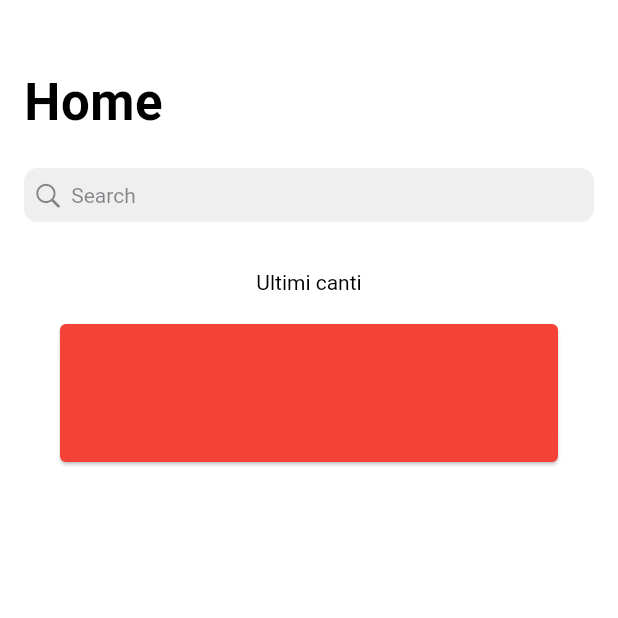
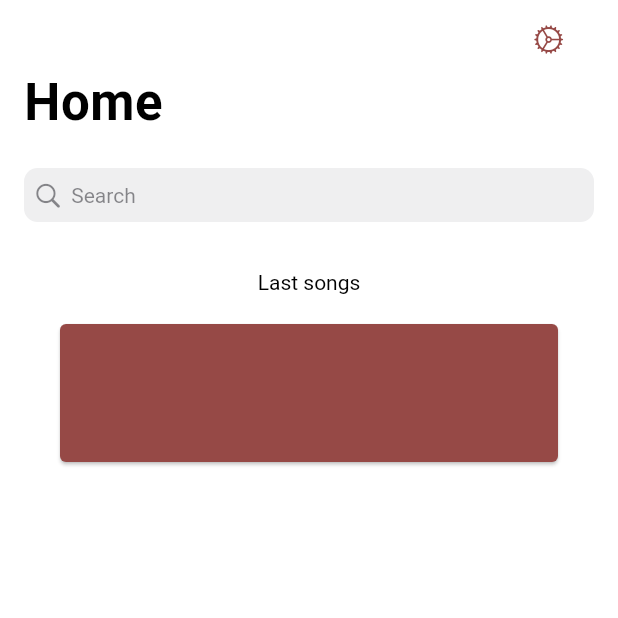
Before and after one commit to fbarsotti/risuscito, a Flutter app: the screen it shows after launch, on a phone screen of 412 x 824 dp, the top half of it. Run offline on Flutter 3.47's test engine with Material 2 defaults, Android fonts, the phone set to English and light mode, and no system bars; our stand-ins replace bloc, connectivity, device_info_plus, dio, firebase_core, flutter_bloc and 5 more; missing offline and left inert: f_logs, flutter_email_sender; accounts and stored records are empty.

Commit message:
feat(darktheme, language): added dark theme and dynamic language

```diff
--- a/lib/core/core_container.dart
+++ b/lib/core/core_container.dart
@@ -7,24 +7,24 @@ import 'package:risuscito/core/data/remote/rs_dio_client.dart';
 
 import 'infrastructure/network_info.dart';
 
-final sl = GetIt.instance;
+final rs = GetIt.instance;
 
 class CoreContainer {
   static Future<void> init() async {
     // wait for all modules
 
-    sl.registerLazySingleton<Connectivity>(
+    rs.registerLazySingleton<Connectivity>(
       () => Connectivity(),
     );
 
-    sl.registerLazySingleton<NetworkInfo>(
-      () => NetworkInfoImpl(connectivity: sl()),
+    rs.registerLazySingleton<NetworkInfo>(
+      () => NetworkInfoImpl(connectivity: rs()),
     );
 
     final sharedPreferences = await SharedPreferences.getInstance();
-    sl.registerLazySingleton(() => sharedPreferences);
+    rs.registerLazySingleton(() => sharedPreferences);
 
-    sl.registerLazySingleton<Dio>(RSDioClient.createDio);
+    rs.registerLazySingleton<Dio>(RSDioClient.createDio);
   }
 
   static List<BlocProvider> getBlocProviders() {
--- a/lib/core/infrastructure/localization/languages.dart
+++ b/lib/core/infrastructure/localization/languages.dart
@@ -1,8 +1,9 @@
 enum Language { it, en }
 
-class SLLanguage {
+class RSLanguage {
+  final String code;
   final String? name;
   final Language language;
 
-  SLLanguage(this.name, this.language);
+  RSLanguage(this.code, this.name, this.language);
 }
--- a/lib/core/infrastructure/report/report_manager.dart
+++ b/lib/core/infrastructure/report/report_manager.dart
@@ -3,7 +3,7 @@ import 'package:f_logs/model/flog/flog.dart';
 import 'package:flutter/material.dart';
 import 'package:flutter_email_sender/flutter_email_sender.dart';
 import 'package:path_provider/path_provider.dart';
-import '../../utils/sl_utils.dart';
+import '../../utils/rs_utils.dart';
 import '../error/types/failures.dart';
 import '../rs_preferences.dart';
 
--- a/lib/core/presentation/customization/rs_colors.dart
+++ b/lib/core/presentation/customization/rs_colors.dart
@@ -7,7 +7,7 @@ import 'package:flutter/material.dart';
 class RSColors {
   RSColors._();
 
-  static Color get primary => const Color(0xff5EA034);
+  static Color get primary => const Color(0xff964946); //0xff964946
   static Color get extraLightText => const Color(0xffD8D8D8);
   static Color get lightText => const Color(0xffACACAC);
   static Color get facebookColor => const Color(0xff3A569B);
--- /dev/null
+++ b/lib/core/presentation/customization/theme/rs_theme.dart
@@ -0,0 +1,20 @@
+import 'package:get_it/get_it.dart';
+import 'package:shared_preferences/shared_preferences.dart';
+
+import '../../../core_container.dart';
+
+final sl = GetIt.instance;
+
+class DarkThemePreference {
+  static const THEME_STATUS = "THEMESTATUS";
+
+  setDarkTheme(bool value) async {
+    SharedPreferences prefs = rs();
+    prefs.setBool(THEME_STATUS, value);
+  }
+
+  Future<bool> getTheme() async {
+    SharedPreferences prefs = rs();
+    return prefs.getBool(THEME_STATUS) ?? false;
+  }
+}
--- /dev/null
+++ b/lib/core/presentation/customization/theme/rs_theme_provider.dart
@@ -0,0 +1,15 @@
+import 'package:flutter/cupertino.dart';
+import 'package:risuscito/core/presentation/customization/theme/rs_theme.dart';
+
+class DarkThemeProvider with ChangeNotifier {
+  DarkThemePreference darkThemePreference = DarkThemePreference();
+  bool _darkTheme = false;
+
+  bool get darkTheme => _darkTheme;
+
+  set darkTheme(bool value) {
+    _darkTheme = value;
+    darkThemePreference.setDarkTheme(value);
+    notifyListeners();
+  }
+}
--- a/lib/core/rs_app.dart
+++ b/lib/core/rs_app.dart
@@ -4,12 +4,16 @@ import 'package:flutter/material.dart';
 import 'package:flutter/services.dart';
 import 'package:flutter_bloc/flutter_bloc.dart';
 import 'package:flutter_localizations/flutter_localizations.dart';
+import 'package:provider/provider.dart';
+import 'package:risuscito/core/presentation/customization/theme/rs_theme_provider.dart';
+import '../feature/home/home_page.dart';
 import 'core_container.dart';
+import 'data/remote/rs_dio_client.dart';
 import 'infrastructure/localization/app_localizations.dart';
 import 'infrastructure/localization/bloc/language_bloc.dart';
 import 'presentation/customization/rs_colors.dart';
 
-class RSApp extends StatelessWidget {
+class RSApp extends StatefulWidget {
   final Widget child;
 
   const RSApp({
@@ -18,17 +22,7 @@ class RSApp extends StatelessWidget {
   }) : super(key: key);
 
   @override
-  Widget build(BuildContext context) {
-    return MultiBlocProvider(
-      providers: [
-        ...CoreContainer.getBlocProviders(),
-        BlocProvider<LanguageBloc>(
-          create: (_) => LanguageBloc()..add(LanguageLoadStarted()),
-        ),
-      ],
-      child: child,
-    );
-  }
+  State<RSApp> createState() => _RSAppState();
 
   static List<Locale> get supportedLocales {
     return [
@@ -93,3 +87,76 @@ class RSApp extends StatelessWidget {
     ));
   }
 }
+
+class _RSAppState extends State<RSApp> {
+  DarkThemeProvider themeChangeProvider = new DarkThemeProvider();
+
+  @override
+  void initState() {
+    super.initState();
+    getCurrentAppTheme();
+  }
+
+  void getCurrentAppTheme() async {
+    themeChangeProvider.darkTheme =
+        await themeChangeProvider.darkThemePreference.getTheme();
+  }
+
+  @override
+  Widget build(BuildContext context) {
+    return MultiBlocProvider(
+      providers: [
+        ...CoreContainer.getBlocProviders(),
+        BlocProvider<LanguageBloc>(
+          create: (_) => LanguageBloc()..add(LanguageLoadStarted()),
+        ),
+      ],
+      child: ChangeNotifierProvider(
+        create: (context) => themeChangeProvider,
+        child: Consumer<DarkThemeProvider>(
+          builder: (context, value, child) {
+            return BlocBuilder<LanguageBloc, LanguageState>(
+              builder: (context, languageState) {
+                return CupertinoApp(
+                  title: 'Risuscitò',
+                  navigatorKey: navigatorKey,
+                  supportedLocales: RSApp.supportedLocales,
+                  localizationsDelegates: RSApp.localizationsDelegates,
+                  locale: languageState.locale,
+                  debugShowCheckedModeBanner: false,
+                  theme: CupertinoThemeData(
+                    brightness:
+                        value.darkTheme ? Brightness.dark : Brightness.light,
+                    // barBackgroundColor: RSColors.bgColor,
+                    // scaffoldBackgroundColor: RSColors.bgColor,
+                    primaryColor: RSColors.primary,
+                    textTheme: CupertinoTextThemeData(
+                      textStyle: RSApp.defaultTextThemeData,
+                    ),
+                  ),
+                  home: widget.child,
+                );
+                // return MaterialApp(
+                //   title: 'Studio Lab',
+                //   navigatorKey: navigatorKey,
+                //   supportedLocales: RSApp.supportedLocales,
+                //   localizationsDelegates: RSApp.localizationsDelegates,
+                //   locale: languageState.locale,
+                //   debugShowCheckedModeBanner: false,
+                //   theme: ThemeData(
+                //     fontFamily: 'Montserrat',
+                //     scaffoldBackgroundColor: Color(0xffffffff),
+                //     primaryColor: RSColors.primary,
+                //     primarySwatch: Colors.teal,
+                //     visualDensity: VisualDensity.adaptivePlatformDensity,
+                //   ),
+                //   home: HomePage(),
+                // );
+              },
+            );
+          },
+        ),
+      ),
+    );
+  }
+}
--- a/lib/feature/home/home_page.dart
+++ b/lib/feature/home/home_page.dart
@@ -3,9 +3,11 @@ import 'package:flutter/material.dart';
 import 'package:flutter/src/foundation/key.dart';
 import 'package:flutter/src/widgets/framework.dart';
 import 'package:flutter/src/widgets/placeholder.dart';
+import 'package:modal_bottom_sheet/modal_bottom_sheet.dart';
 import 'package:risuscito/core/infrastructure/localization/app_localizations.dart';
 import 'package:risuscito/core/presentation/customization/rs_colors.dart';
 import 'package:risuscito/feature/home/sections/last_songs.dart';
+import 'package:risuscito/feature/settings/settings_page.dart';
 
 class HomePage extends StatefulWidget {
   const HomePage({Key? key}) : super(key: key);
@@ -23,6 +25,16 @@ class _HomePageState extends State<HomePage> {
           CupertinoSliverNavigationBar(
             largeTitle:
                 Text(AppLocalizations.of(context)!.translate('home_title')!),
+            trailing: CupertinoButton(
+              child: Icon(
+                CupertinoIcons.settings,
+              ),
+              onPressed: () => Navigator.of(context).push(
+                MaterialWithModalsPageRoute(
+                  builder: (context) => SettingsPage(),
+                ),
+              ),
+            ),
           ),
           SliverFillRemaining(
             child: Column(
--- a/lib/feature/home/sections/last_songs.dart
+++ b/lib/feature/home/sections/last_songs.dart
@@ -1,5 +1,7 @@
 import 'package:flutter/cupertino.dart';
 import 'package:flutter/material.dart';
+import 'package:risuscito/core/infrastructure/localization/app_localizations.dart';
+import 'package:risuscito/core/presentation/customization/rs_colors.dart';
 
 class LastSongs extends StatelessWidget {
   const LastSongs({Key? key}) : super(key: key);
@@ -10,14 +12,14 @@ class LastSongs extends StatelessWidget {
       padding: const EdgeInsets.all(16.0),
       child: Column(
         children: [
-          Text('Ultimi canti'),
+          Text(AppLocalizations.of(context)!.translate('last_songs')!),
           CupertinoButton(
             onPressed: () {},
             child: Container(
               height: 100,
               width: MediaQuery.of(context).size.width,
               child: Card(
-                color: Colors.red,
+                color: RSColors.primary,
               ),
             ),
           )
```
Also changed, not shown: i18n/en.json (+9 -1 lines), i18n/it.json (+9 -1 lines), lib/feature/settings/sections/settings_general.dart (added, +62 -0 lines), lib/feature/settings/sections/settings_language.dart (added, +65 -0 lines), lib/feature/settings/settings_page.dart (added, +29 -0 lines), lib/main.dart (+1 -40 lines), pubspec.yaml (+6 -9 lines), lib/core/utils/rs_utils.dart (renamed from lib/core/utils/sl_utils.dart), pubspec.lock, 1 other file.
